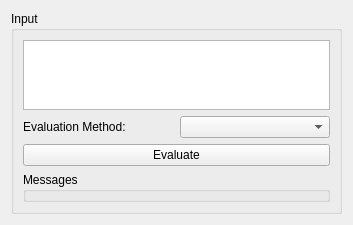
First picture: the form in app/DiceCalculator/Ui/Widgets/DiceExpressionInput.ui, repository DmitryMI/DiceCalculator, before the edit.
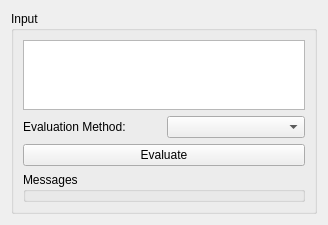
Second picture: the form after the edit.

Commit message:
Improve UI, plotting, and interactivity for dice expressions
Refactor controller signals to include expression context and separate message/finished events. Enhance UI layouts and sizing for better usability. Add persistent plot titles, dynamic plot widths, and interactive tooltips to DistributionGraph. Manage layout spacers more robustly. Add Distribution::GetMinMax for plotting. Increase roll sample size for better accuracy. Update tests to use shared operator registry. Set a default expression and evaluate on startup for immediate feedback.

```diff
--- a/app/DiceCalculator/Ui/Widgets/DiceExpressionInput.ui
+++ b/app/DiceCalculator/Ui/Widgets/DiceExpressionInput.ui
@@ -6,7 +6,7 @@
    <rect>
     <x>0</x>
     <y>0</y>
-    <width>353</width>
+    <width>328</width>
     <height>219</height>
    </rect>
   </property>
@@ -22,6 +22,12 @@
      <layout class="QGridLayout" name="gridLayout_2">
       <item row="0" column="0" colspan="2">
        <widget class="QTextEdit" name="expressionEdit">
+        <property name="sizePolicy">
+         <sizepolicy hsizetype="Expanding" vsizetype="Preferred">
+          <horstretch>0</horstretch>
+          <verstretch>0</verstretch>
+         </sizepolicy>
+        </property>
         <property name="font">
          <font>
           <family>Courier New</family>
```
The commit also changes 13 other files.
